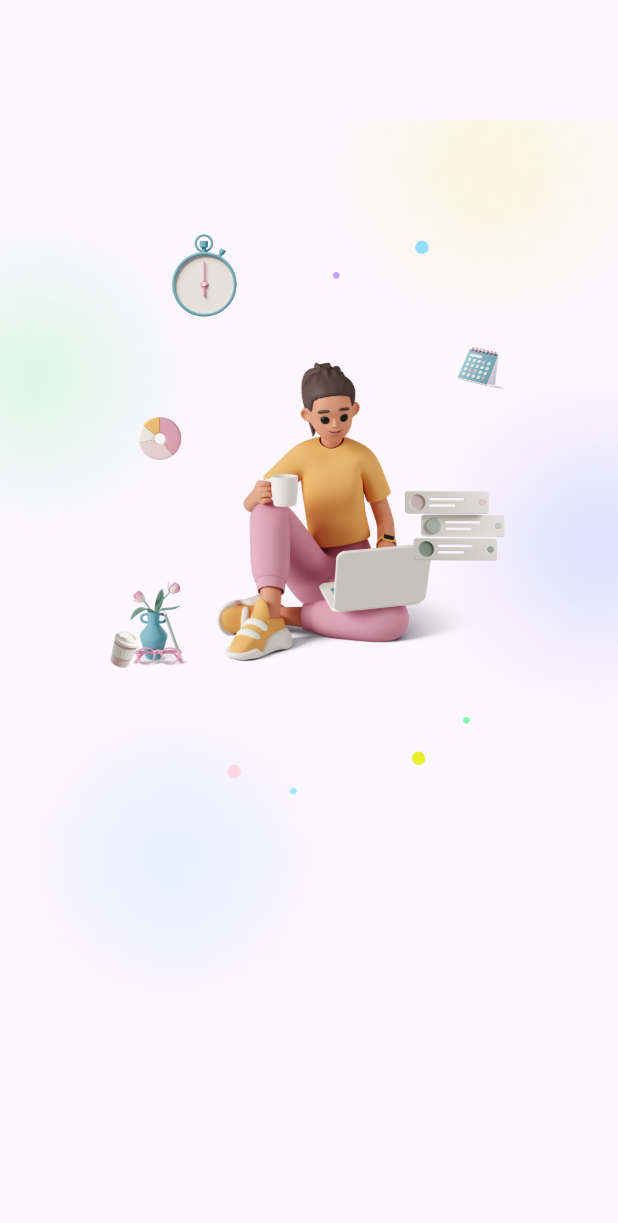
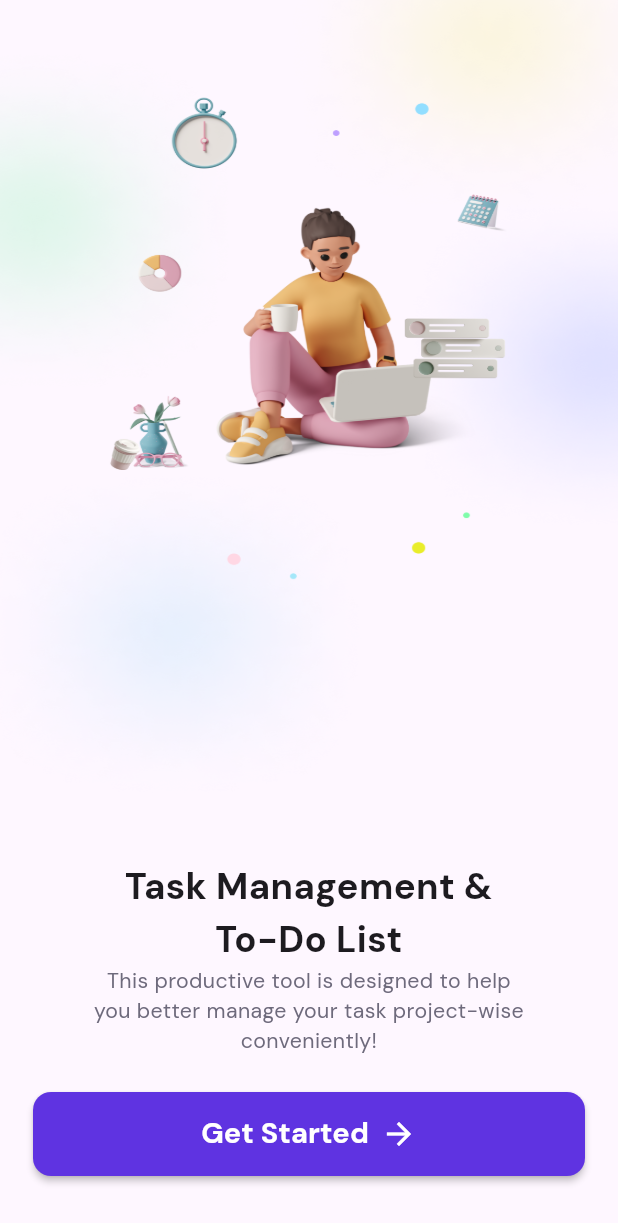
Before and after one commit to youssefhedefa/tasky, a Flutter app: the screen it shows after launch, on a phone screen of 412 x 824 dp. Shown: the top 1223 px of the screen. Run offline on Flutter 3.47's test engine with Material 3 defaults, Android fonts, the phone set to English and light mode, and no system bars; our stand-ins replace flutter_screenutil.

Commit message:
Complete onBoarding ui.

```diff
--- /dev/null
+++ b/lib/core/components/custom_button.dart
@@ -0,0 +1,24 @@
+import 'package:flutter/material.dart';
+import 'package:tasky/core/helpers/color_helper.dart';
+
+
+class CustomButton extends StatelessWidget {
+  const CustomButton({super.key, required this.onPressed, required this.child});
+  final Widget child;
+  final void Function() onPressed;
+  @override
+  Widget build(BuildContext context) {
+    return SizedBox(
+      width: double.infinity,
+      child: MaterialButton(
+        onPressed: onPressed,
+        color: AppColorHelper.primaryColor,
+        padding: const EdgeInsets.symmetric(horizontal: 24, vertical: 14),
+        shape: RoundedRectangleBorder(
+          borderRadius: BorderRadius.circular(12),
+        ),
+        child: child,
+      ),
+    );
+  }
+}
--- /dev/null
+++ b/lib/core/helpers/color_helper.dart
@@ -0,0 +1,6 @@
+import 'package:flutter/material.dart';
+
+abstract class AppColorHelper{
+  static const Color primaryColor = Color(0xFF5F33E1);
+  static const Color greyColor = Color(0xFF6E6A7C);
+}
--- a/lib/core/helpers/text_style_helper.dart
+++ b/lib/core/helpers/text_style_helper.dart
@@ -1,9 +1,22 @@
 import 'package:flutter/material.dart';
 import 'package:flutter_screenutil/flutter_screenutil.dart';
+import 'package:tasky/core/helpers/color_helper.dart';
 
 abstract class AppTextStyleHelper{
   static TextStyle font24BoldBlack = TextStyle(
     fontSize: 24.sp,
     fontWeight: FontWeight.bold,
   );
+
+  static TextStyle font14RegularGrey = TextStyle(
+    fontSize: 14.sp,
+    color: AppColorHelper.greyColor,
+  );
+
+  static TextStyle font19BoldWhite = TextStyle(
+    fontSize: 19.sp,
+    fontWeight: FontWeight.bold,
+    color: Colors.white,
+  );
+
 }
--- a/lib/features/on_boarding/presentation/on_boarding_view.dart
+++ b/lib/features/on_boarding/presentation/on_boarding_view.dart
@@ -1,5 +1,8 @@
 import 'package:flutter/material.dart';
+import 'package:tasky/core/components/custom_button.dart';
 import 'package:tasky/core/helpers/image_helper.dart';
+import 'package:tasky/core/helpers/text_style_helper.dart';
+import 'package:tasky/features/on_boarding/presentation/widgets/on_boarding_text.dart';
 
 class OnBoardingView extends StatelessWidget {
   const OnBoardingView({super.key});
@@ -7,15 +10,39 @@ class OnBoardingView extends StatelessWidget {
   @override
   Widget build(BuildContext context) {
     return Scaffold(
-      body: Column(
+      body: SafeArea(
+        child: Column(
           children: [
             Expanded(
               child: Image.asset(
                 AppImageHelper.onboardingImage,
+                width: double.infinity,
+                fit: BoxFit.fill,
               ),
             ),
-          const SizedBox(height: 24),
+            const OnBoardingText(),
+            Padding(
+              padding: const EdgeInsets.only(left: 22.0, right: 22, bottom: 40),
+              child: CustomButton(
+                onPressed: () {},
+                child: Row(
+                  mainAxisSize: MainAxisSize.min,
+                  children: [
+                    Text(
+                      'Get Started',
+                      style: AppTextStyleHelper.font19BoldWhite,
+                    ),
+                    const SizedBox(width: 8),
+                    const Icon(
+                      Icons.arrow_forward,
+                      color: Colors.white,
+                    ),
                   ],
+                ),
+              ),
+            ),
+          ],
+        ),
       ),
     );
   }
--- /dev/null
+++ b/lib/features/on_boarding/presentation/widgets/on_boarding_text.dart
@@ -0,0 +1,28 @@
+import 'package:flutter/material.dart';
+import 'package:flutter_screenutil/flutter_screenutil.dart';
+import 'package:tasky/core/helpers/text_style_helper.dart';
+
+class OnBoardingText extends StatelessWidget {
+  const OnBoardingText({super.key});
+
+  @override
+  Widget build(BuildContext context) {
+    return Padding(
+      padding: REdgeInsets.symmetric(horizontal: 60, vertical: 24),
+      child: Column(
+        children: [
+          Text(
+            'Task Management & To-Do List',
+            style: AppTextStyleHelper.font24BoldBlack,
+            textAlign: TextAlign.center,
+          ),
+          Text(
+            'This productive tool is designed to help you better manage your task project-wise conveniently!',
+            style: AppTextStyleHelper.font14RegularGrey,
+            textAlign: TextAlign.center,
+          ),
+        ],
+      ),
+    );
+  }
+}
```
Lines whose indentation alone changed are shown as unchanged.
